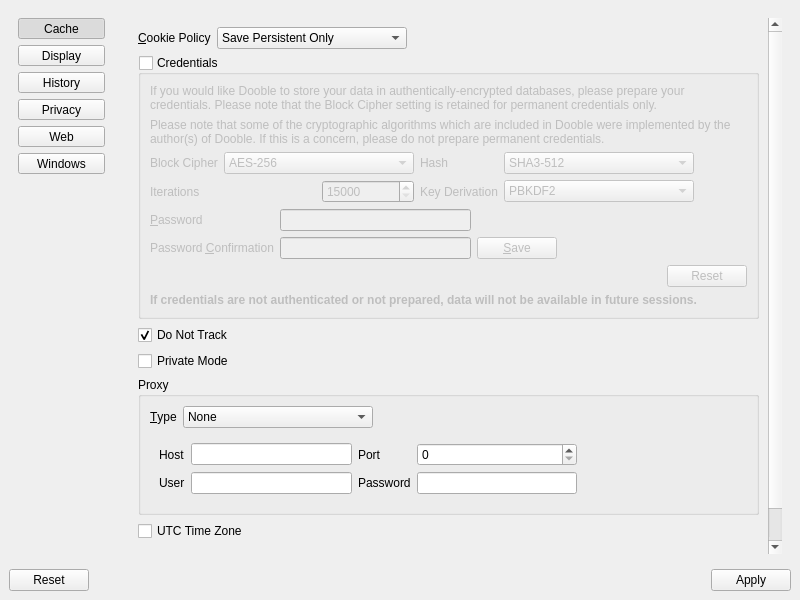
This is 2.x/UI/dooble_settings.ui in textbrowser/dooble as Qt 5 draws it before an edit. The edited form follows.
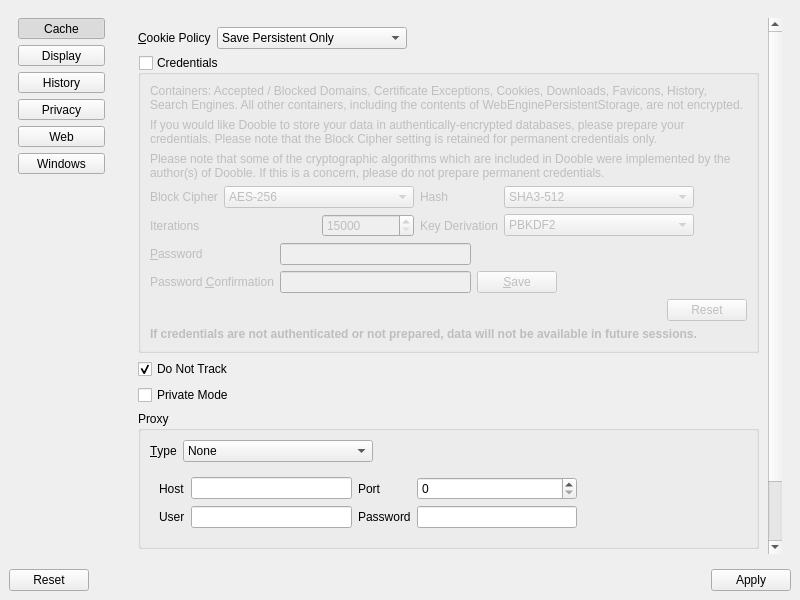
This is the edited form. The open tabs and pages were chosen to show the change. Icons and pictures are not drawn.

```diff
--- a/2.x/UI/dooble_settings.ui
+++ b/2.x/UI/dooble_settings.ui
@@ -832,8 +832,8 @@
               <rect>
                <x>0</x>
                <y>0</y>
-               <width>737</width>
-               <height>778</height>
+               <width>676</width>
+               <height>866</height>
               </rect>
              </property>
              <layout class="QVBoxLayout" name="verticalLayout_8">
@@ -907,6 +907,16 @@
                  <bool>false</bool>
                 </property>
                 <layout class="QVBoxLayout" name="verticalLayout_6">
+                 <item>
+                  <widget class="QLabel" name="label_26">
+                   <property name="text">
+                    <string>Containers: Accepted / Blocked Domains, Certificate Exceptions, Cookies, Downloads, Favicons, History, Search Engines. All other containers, including the contents of WebEnginePersistentStorage, are not encrypted.</string>
+                   </property>
+                   <property name="wordWrap">
+                    <bool>true</bool>
+                   </property>
+                  </widget>
+                 </item>
                  <item>
                   <widget class="QLabel" name="label_4">
                    <property name="text">
```
Left out of the diff: 8 changed lines with no effect on the pictures.
